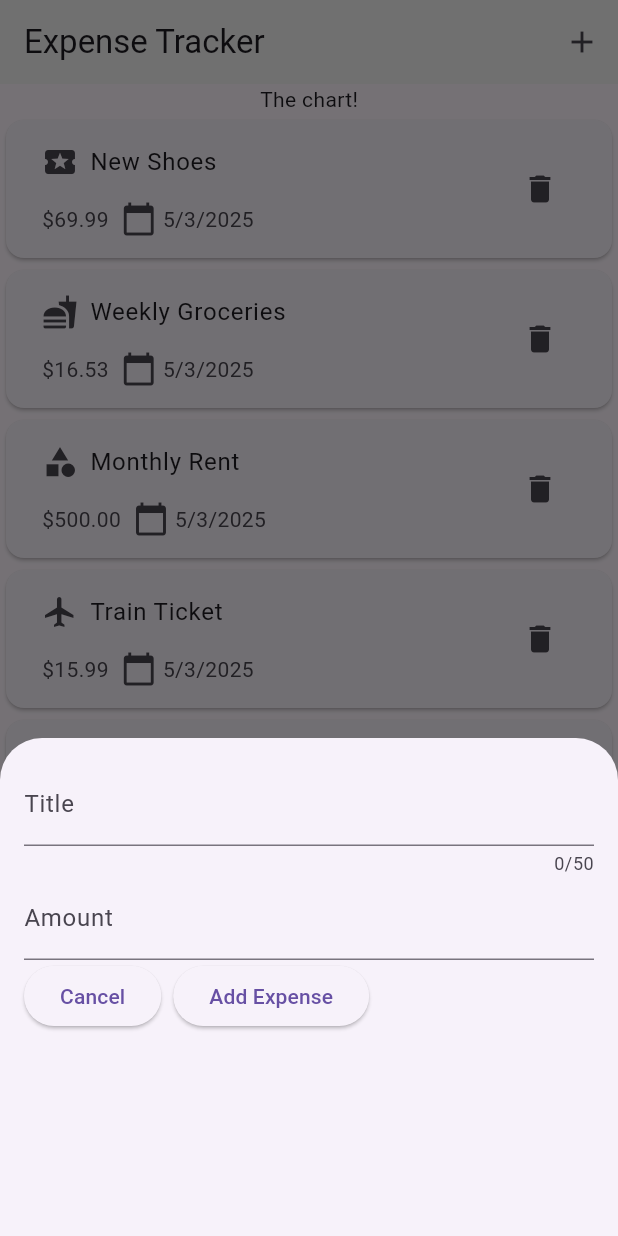
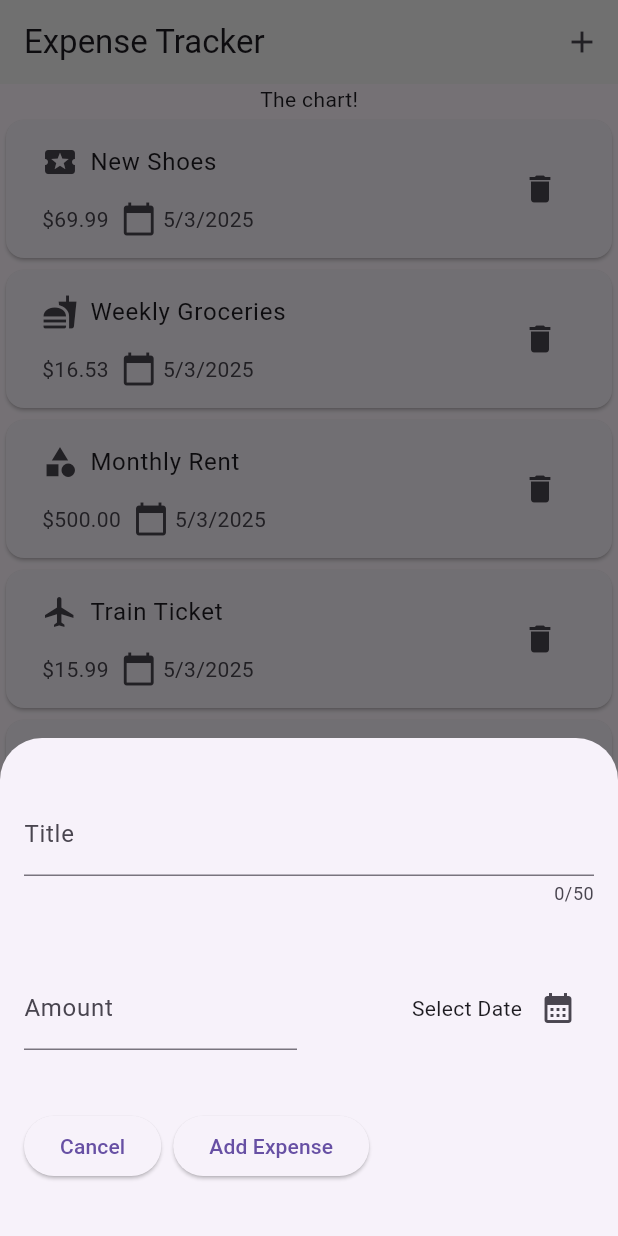
Before and after one commit to mhdrezaei/expense-tracker-flutter, a Flutter app: the screen it shows after launch, after a tap on the "add" icon, on a phone screen of 412 x 824 dp. Run offline on Flutter 3.47's test engine with Material 3 defaults, Android fonts, the phone set to English and light mode, and no system bars.

Commit message:
add date picker

```diff
--- a/lib/widget/expenses.dart
+++ b/lib/widget/expenses.dart
@@ -43,7 +43,11 @@ class _ExpensesState extends State<Expenses> {
     ),
   ];
   void _openAddExpenseOverlay() {
-    showModalBottomSheet(context: context, builder: (ctx) => NewExpense());
+    showModalBottomSheet(
+      context: context,
+      isScrollControlled: true,
+      builder: (ctx) => NewExpense(),
+    );
   }
 
   @override
--- a/lib/widget/new_expense.dart
+++ b/lib/widget/new_expense.dart
@@ -1,6 +1,8 @@
 import 'package:flutter/material.dart';
 
 class NewExpense extends StatefulWidget {
+  const NewExpense({super.key});
+
   @override
   State<StatefulWidget> createState() {
     return _NewExpenseState();
@@ -10,6 +12,17 @@ class NewExpense extends StatefulWidget {
 class _NewExpenseState extends State<NewExpense> {
   final _titleController = TextEditingController();
   final _amountController = TextEditingController();
+
+  void _presentDatePicker() {
+    final now = DateTime.now();
+    final firstDate = DateTime(now.year - 1, now.month, now.day);
+    showDatePicker(
+      context: context,
+      initialDate: now,
+      firstDate: firstDate,
+      lastDate: now,
+    );
+  }
 
   @override
   void dispose() {
@@ -25,21 +38,41 @@ class _NewExpenseState extends State<NewExpense> {
       child: SizedBox(
         height: 300,
         child: Column(
+          mainAxisAlignment: MainAxisAlignment.spaceAround,
           children: [
             TextField(
               controller: _titleController,
               maxLength: 50,
               decoration: const InputDecoration(labelText: 'Title'),
             ),
-            TextField(
-              controller: _amountController,
-              decoration: InputDecoration(
-                labelText: 'Amount',
-                prefixText: '\$',
-              ),
+            Row(
+              children: [
+                Expanded(
+                  child: TextField(
+                    controller: _amountController,
+                    decoration: InputDecoration(
+                      labelText: 'Amount',
+                      prefixText: '\$',
+                    ),
+                  ),
+                ),
+                const SizedBox(width: 16),
+                Expanded(
+                  child: Row(
+                    mainAxisAlignment: MainAxisAlignment.end,
+                    crossAxisAlignment: CrossAxisAlignment.center,
+                    children: [
+                      const Text('Select Date'),
+                      IconButton(
+                        onPressed: _presentDatePicker,
+                        icon: const Icon((Icons.calendar_month)),
+                      ),
+                    ],
+                  ),
+                ),
+              ],
             ),
             Row(
-              spacing: 8,
               children: [
                 ElevatedButton(
                   onPressed: () {
@@ -47,12 +80,11 @@ class _NewExpenseState extends State<NewExpense> {
                   },
                   child: const Text("Cancel"),
                 ),
+                const SizedBox(width: 8),
                 ElevatedButton(
                   onPressed: () {
                     // Add logic to save the expense
                     // Navigator.of(ctx).pop();
-                    print(_titleController.text);
-                    print(_amountController.text);
                   },
                   child: const Text('Add Expense'),
                 ),
```
